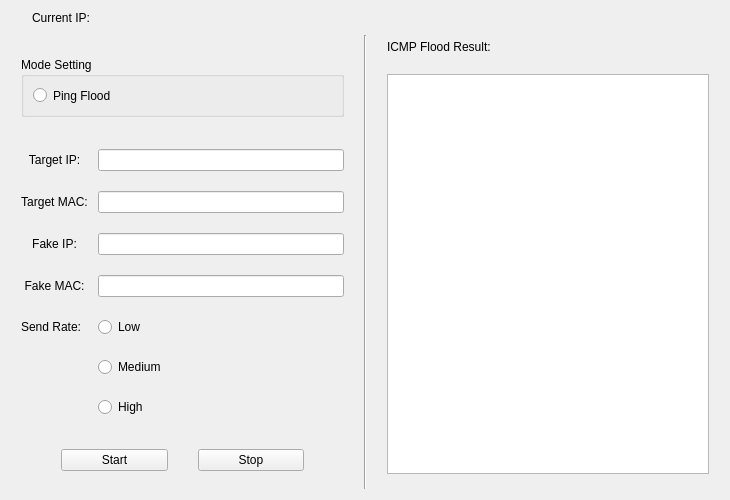
Old version of the form icmpflood.ui in the repository kian98/ksniffer.
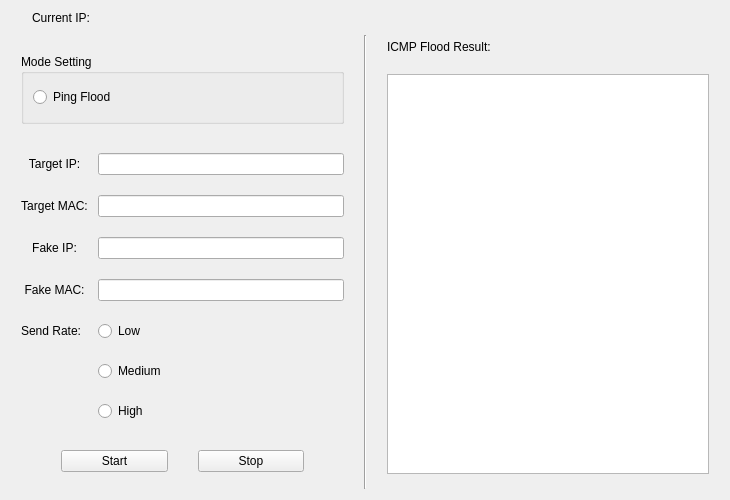
New version of the form. Icons and pictures are not drawn.

The edit to the form file:
```diff
--- a/icmpflood.ui
+++ b/icmpflood.ui
@@ -22,6 +22,11 @@
     <height>500</height>
    </size>
   </property>
+  <property name="font">
+   <font>
+    <family>Microsoft YaHei UI</family>
+   </font>
+  </property>
   <property name="windowTitle">
    <string>ICMP Flood</string>
   </property>
@@ -91,7 +96,7 @@
        <item>
         <widget class="QGroupBox" name="groupBox">
          <property name="sizePolicy">
-          <sizepolicy hsizetype="Expanding" vsizetype="Minimum">
+          <sizepolicy hsizetype="Expanding" vsizetype="Fixed">
            <horstretch>0</horstretch>
            <verstretch>0</verstretch>
           </sizepolicy>
@@ -99,13 +104,13 @@
          <property name="minimumSize">
           <size>
            <width>0</width>
-           <height>60</height>
+           <height>70</height>
           </size>
          </property>
          <property name="maximumSize">
           <size>
            <width>16777215</width>
-           <height>60</height>
+           <height>70</height>
           </size>
          </property>
          <property name="title">
```
